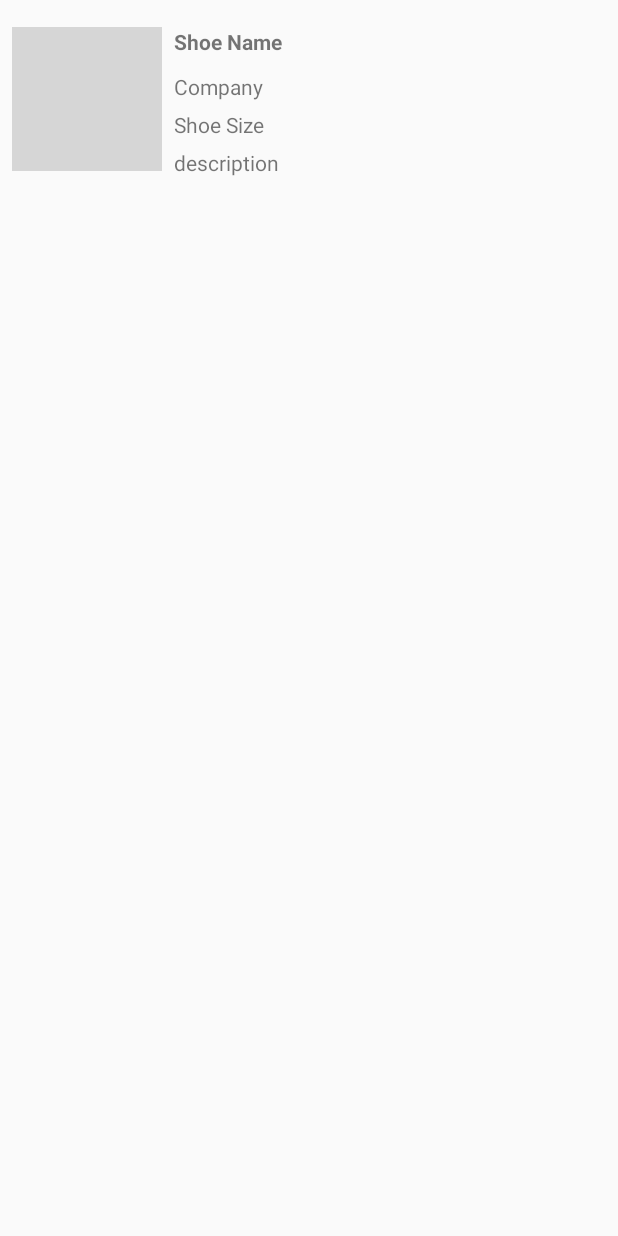
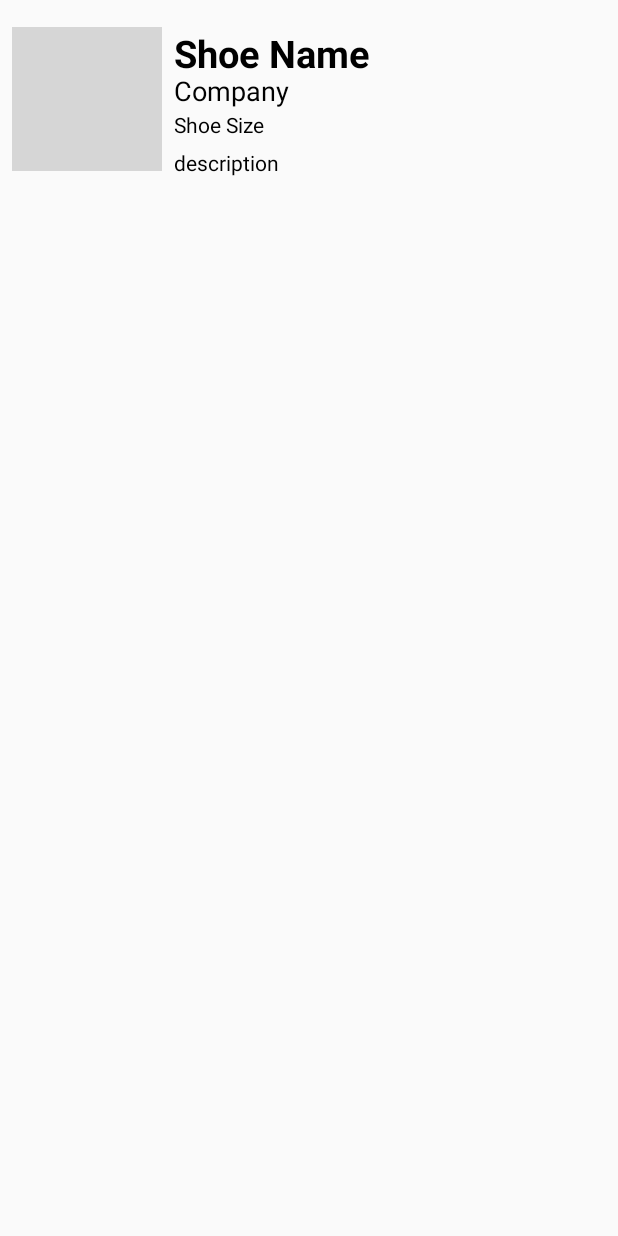
Before and after one commit to makar132/ShoeStore, an Android app: the layout shoe_list_item.xml on its own in the app's theme, with its tools: preview values and no code run, on a phone screen of 412 x 824 dp. Run offline under Robolectric (Android 15) with nearby library versions, the phone set to English and light mode, and no system bars; grey boxes are pictures that could not be loaded.

Commit message:
update shoe list view

```diff
--- a/app/src/main/res/layout/fragment_shoe_list.xml
+++ b/app/src/main/res/layout/fragment_shoe_list.xml
@@ -19,7 +19,7 @@
             android:id="@+id/imageView"
             android:layout_width="match_parent"
             android:layout_height="match_parent"
-            android:alpha="0.5"
+            android:alpha="0.3"
             android:contentDescription="@string/background"
             android:scaleType="centerCrop"
             android:src="@drawable/img_main_background" />
--- a/app/src/main/res/layout/shoe_list_item.xml
+++ b/app/src/main/res/layout/shoe_list_item.xml
@@ -11,11 +11,11 @@
             android:layout_height="0dp"
             android:layout_marginStart="8dp"
             android:layout_marginTop="18dp"
+            android:contentDescription="@string/list_item_image"
             android:scaleType="fitXY"
             app:layout_constraintStart_toStartOf="parent"
             app:layout_constraintTop_toTopOf="parent"
-            app:srcCompat="@drawable/img_login_welcome"
-            android:contentDescription="@string/list_item_image" />
+            app:srcCompat="@drawable/img_login_welcome" />
 
         <TextView
             android:id="@+id/tv_shoe_name"
@@ -25,7 +25,8 @@
             android:layout_marginTop="18dp"
             android:layout_marginEnd="8dp"
             android:text="@string/shoe_name"
-            android:textSize="14sp"
+            android:textColor="@color/black"
+            android:textSize="25sp"
             android:textStyle="bold"
             app:layout_constraintEnd_toEndOf="parent"
             app:layout_constraintStart_toEndOf="@+id/iv_shoe_image"
@@ -39,6 +40,8 @@
             android:layout_marginTop="0dp"
             android:layout_marginEnd="8dp"
             android:text="@string/company"
+            android:textColor="@color/black"
+            android:textSize="18sp"
             app:layout_constraintEnd_toEndOf="parent"
             app:layout_constraintStart_toEndOf="@+id/iv_shoe_image"
             app:layout_constraintTop_toBottomOf="@+id/tv_shoe_name" />
@@ -51,6 +54,7 @@
             android:layout_marginTop="0dp"
             android:layout_marginEnd="8dp"
             android:text="@string/shoe_size"
+            android:textColor="@color/black"
             app:layout_constraintEnd_toEndOf="parent"
             app:layout_constraintStart_toEndOf="@+id/iv_shoe_image"
             app:layout_constraintTop_toBottomOf="@+id/tv_shoe_company" />
@@ -63,6 +67,7 @@
             android:layout_marginTop="0dp"
             android:layout_marginEnd="8dp"
             android:text="@string/description"
+            android:textColor="@color/black"
             app:layout_constraintEnd_toEndOf="parent"
             app:layout_constraintStart_toEndOf="@+id/iv_shoe_image"
             app:layout_constraintTop_toBottomOf="@+id/tv_shoe_size" />
```
